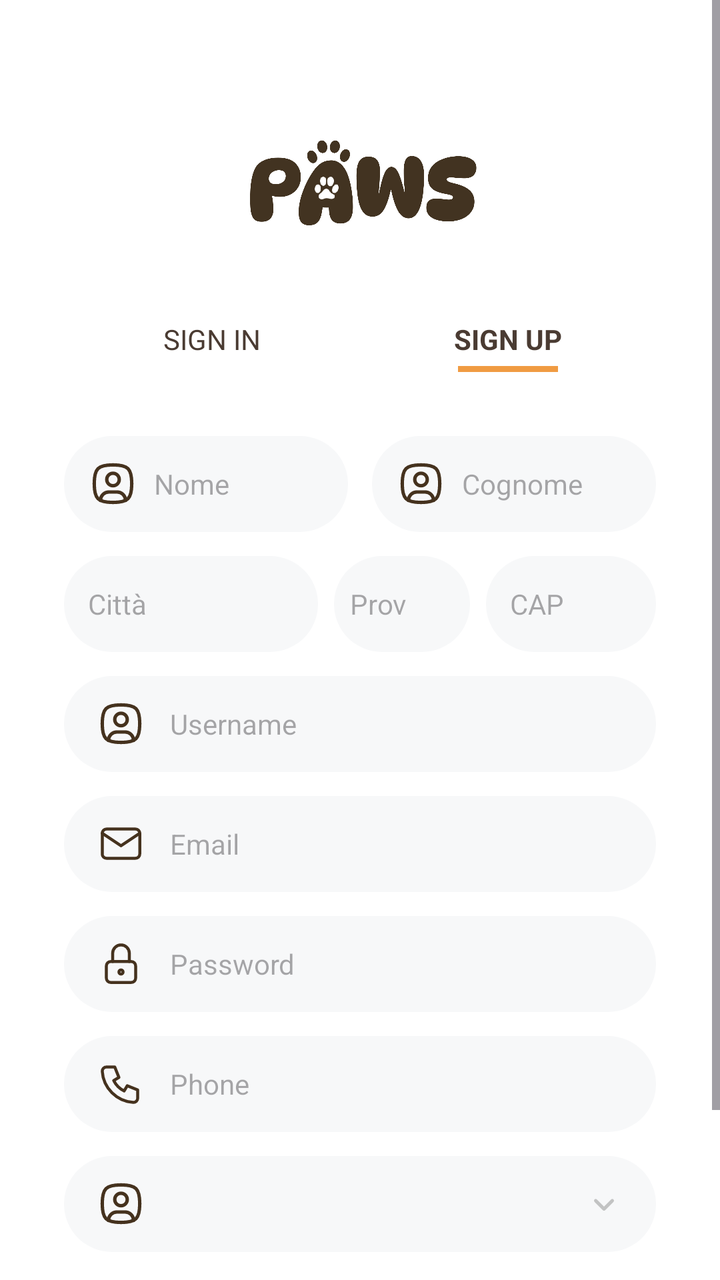
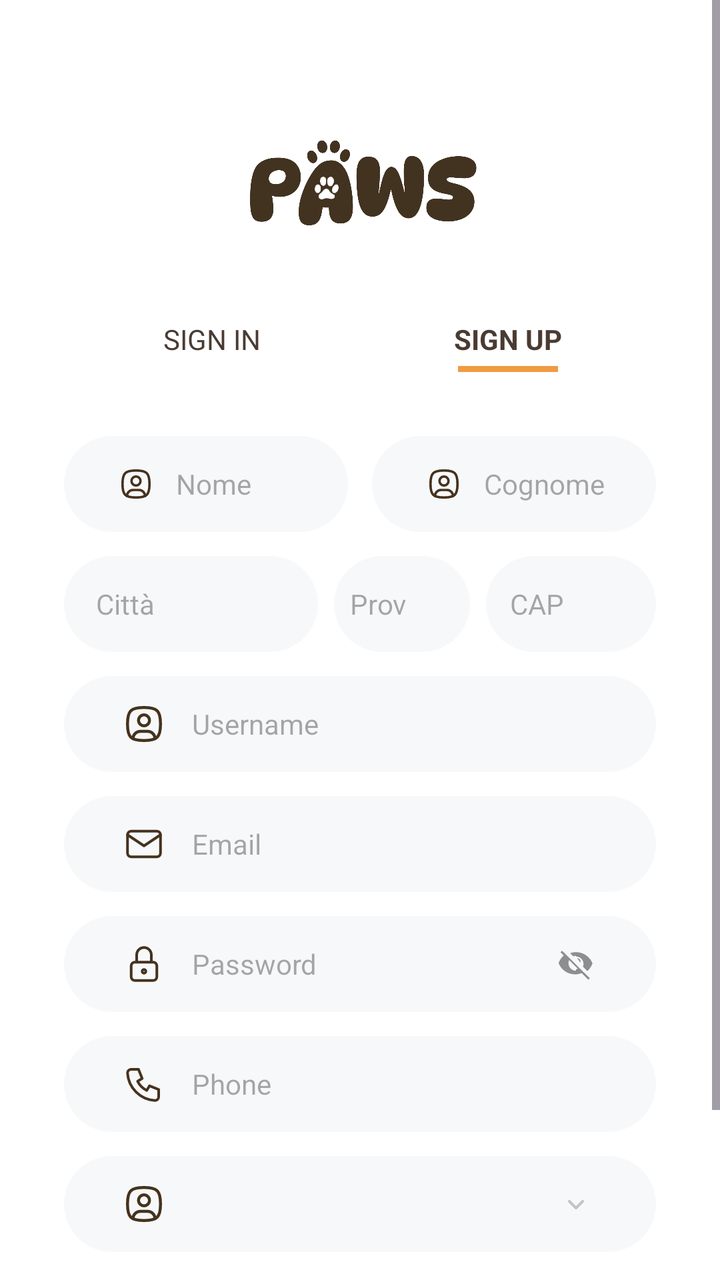

Before-and-after screenshots of an Android layout around one commit, followed by the original layout XML and the change that was made.
<!-- AndroidManifest.xml: application theme Theme.Paws -->
<!-- res/layout/activity_sign_up.xml -->
<?xml version="1.0" encoding="utf-8"?>
<ScrollView xmlns:android="http://schemas.android.com/apk/res/android"
    xmlns:app="http://schemas.android.com/apk/res-auto"
    android:layout_width="match_parent"
    android:layout_height="match_parent"
    android:background="#FFFFFF"
    android:fillViewport="true">

    <LinearLayout
        android:layout_width="match_parent"
        android:layout_height="wrap_content"
        android:orientation="vertical"
        android:paddingStart="32dp"
        android:paddingEnd="32dp"
        android:paddingTop="60dp"
        android:paddingBottom="40dp"
        android:gravity="center_horizontal">

        <ImageView
            android:id="@+id/logo_Xb"
            android:layout_width="120dp"
            android:layout_height="60dp"
            android:src="@drawable/sign_ic_logo"
            android:layout_marginBottom="40dp"
            android:scaleType="fitCenter"
            android:transitionName="logo_transition" />

        <LinearLayout
            android:layout_width="match_parent"
            android:layout_height="wrap_content"
            android:orientation="horizontal"
            android:layout_marginBottom="32dp">

            <LinearLayout
                android:layout_width="0dp"
                android:layout_height="wrap_content"
                android:layout_weight="1"
                android:orientation="vertical"
                android:gravity="center">

                <TextView
                    android:id="@+id/tabSignIn_Xb"
                    android:layout_width="wrap_content"
                    android:layout_height="wrap_content"
                    android:text="SIGN IN"
                    android:textSize="14sp"
                    android:textColor="#4A3B32"
                    android:paddingBottom="4dp"
                    android:transitionName="tab_signin_transition" />

                <View
                    android:id="@+id/lineSignIn_Xb"
                    android:layout_width="50dp"
                    android:layout_height="3dp"
                    android:background="#00000000"
                    android:transitionName="line_signin_transition" />
            </LinearLayout>

            <LinearLayout
                android:layout_width="0dp"
                android:layout_height="wrap_content"
                android:layout_weight="1"
                android:gravity="center"
                android:orientation="vertical">

                <TextView
                    android:id="@+id/tabSignUp_Xb"
                    android:layout_width="wrap_content"
                    android:layout_height="wrap_content"
                    android:paddingBottom="4dp"
                    android:text="SIGN UP"
                    android:textSize="14sp"
                    android:textColor="#4A3B32"
                    android:textStyle="bold"
                    android:transitionName="tab_signup_transition" />

                <View
                    android:id="@+id/lineSignUp_Xb"
                    android:layout_width="50dp"
                    android:layout_height="3dp"
                    android:background="#F09B42"
                    android:transitionName="line_signup_transition" />
            </LinearLayout>
        </LinearLayout>

        
        <LinearLayout
            android:layout_width="match_parent"
            android:layout_height="wrap_content"
            android:orientation="horizontal"
            android:layout_marginBottom="12dp">

            <EditText
                android:id="@+id/firstName_Xb"
                android:layout_width="0dp"
                android:layout_height="48dp"
                android:layout_weight="1"
                android:layout_marginEnd="6dp"
                android:background="@drawable/sign_bg_input"
                android:hint="Nome"
                android:textSize="14sp"
                android:drawableStart="@drawable/sign_ic_user"
                android:drawablePadding="8dp"
                android:paddingStart="12dp"
                android:paddingEnd="12dp" />

            <EditText
                android:id="@+id/lastName_Xb"
                android:layout_width="0dp"
                android:layout_height="48dp"
                android:layout_weight="1"
                android:layout_marginStart="6dp"
                android:background="@drawable/sign_bg_input"
                android:hint="Cognome"
                android:textSize="14sp"
                android:drawableStart="@drawable/sign_ic_user"
                android:drawablePadding="8dp"
                android:paddingStart="12dp"
                android:paddingEnd="12dp" />
        </LinearLayout>

        
        <LinearLayout
            android:layout_width="match_parent"
            android:layout_height="wrap_content"
            android:orientation="horizontal"
            android:layout_marginBottom="12dp">

            <EditText
                android:id="@+id/city_Xb"
                android:layout_width="0dp"
                android:layout_height="48dp"
                android:layout_weight="1.5"
                android:layout_marginEnd="4dp"
                android:background="@drawable/sign_bg_input"
                android:hint="Città"
                android:textSize="14sp"
                android:paddingStart="12dp"
                android:paddingEnd="12dp" />

            <EditText
                android:id="@+id/province_Xb"
                android:layout_width="0dp"
                android:layout_height="48dp"
                android:layout_weight="0.8"
                android:layout_marginEnd="4dp"
                android:layout_marginStart="4dp"
                android:background="@drawable/sign_bg_input"
                android:hint="Prov"
                android:textSize="14sp"
                android:paddingStart="8dp"
                android:paddingEnd="8dp"
                android:maxLength="2" />

            <EditText
                android:id="@+id/cap_Xb"
                android:layout_width="0dp"
                android:layout_height="48dp"
                android:layout_weight="1"
                android:layout_marginStart="4dp"
                android:background="@drawable/sign_bg_input"
                android:hint="CAP"
                android:textSize="14sp"
                android:inputType="number"
                android:paddingStart="12dp"
                android:paddingEnd="12dp"
                android:maxLength="5" />
        </LinearLayout>

        <EditText
            android:id="@+id/username_Xb"
            android:layout_width="match_parent"
            android:layout_height="48dp"
            android:background="@drawable/sign_bg_input"
            android:hint="Username"
            android:textSize="14sp"
            android:drawableStart="@drawable/sign_ic_user"
            android:drawablePadding="12dp"
            android:paddingStart="16dp"
            android:paddingEnd="16dp"
            android:layout_marginBottom="12dp"
            android:transitionName="username_transition" />

        <EditText
            android:id="@+id/email_Xb"
            android:layout_width="match_parent"
            android:layout_height="48dp"
            android:background="@drawable/sign_bg_input"
            android:hint="Email"
            android:textSize="14sp"
            android:drawableStart="@drawable/sign_ic_mail"
            android:drawablePadding="12dp"
            android:inputType="textEmailAddress"
            android:paddingStart="16dp"
            android:paddingEnd="16dp"
            android:layout_marginBottom="12dp" />

        <EditText
            android:id="@+id/password_Xb"
            android:layout_width="match_parent"
            android:layout_height="48dp"
            android:background="@drawable/sign_bg_input"
            android:hint="Password"
            android:textSize="14sp"
            android:inputType="textPassword"
            android:drawableStart="@drawable/sign_ic_lock"
            android:drawablePadding="12dp"
            android:paddingStart="16dp"
            android:paddingEnd="16dp"
            android:layout_marginBottom="12dp"
            android:transitionName="password_transition" />

        <EditText
            android:id="@+id/phone_Xb"
            android:layout_width="match_parent"
            android:layout_height="48dp"
            android:background="@drawable/sign_bg_input"
            android:hint="Phone"
            android:textSize="14sp"
            android:drawableStart="@drawable/sign_ic_phone"
            android:drawablePadding="12dp"
            android:inputType="phone"
            android:paddingStart="16dp"
            android:paddingEnd="16dp"
            android:layout_marginBottom="12dp" />

        
        <LinearLayout
            android:id="@+id/containerAccountType_Xb"
            android:layout_width="match_parent"
            android:layout_height="48dp"
            android:background="@drawable/sign_bg_input"
            android:orientation="horizontal"
            android:gravity="center_vertical"
            android:paddingStart="16dp"
            android:paddingEnd="16dp"
            android:layout_marginBottom="24dp">

            <ImageView
                android:id="@+id/iconAccountType_Xb"
                android:layout_width="wrap_content"
                android:layout_height="wrap_content"
                android:src="@drawable/sign_ic_user"
                android:layout_marginEnd="12dp"/>

            <Spinner
                android:id="@+id/spinnerAccountType_Xb"
                android:layout_width="0dp"
                android:layout_height="match_parent"
                android:layout_weight="1"
                android:background="@null"
                android:spinnerMode="dropdown" />

            <ImageView
                android:layout_width="20dp"
                android:layout_height="20dp"
                android:src="@drawable/sign_ic_dropdown_arrow"
                android:alpha="0.6"
                android:importantForAccessibility="no" />

        </LinearLayout>

        <Button
            android:id="@+id/btnSignUp_Xb"
            android:layout_width="match_parent"
            android:layout_height="48dp"
            android:background="@drawable/sign_bg_button"
            app:backgroundTint="@null"
            android:text="SIGN UP"
            android:textSize="14sp"
            android:textColor="#FFFFFF"
            android:textStyle="bold"
            android:transitionName="button_transition" />

    </LinearLayout>
</ScrollView>
<!-- resources referenced by this layout -->
<resources>
  <!-- drawable sign_bg_button (drawable) -->
  <?xml version="1.0" encoding="utf-8"?>
  <shape xmlns:android="http://schemas.android.com/apk/res/android">
      <solid android:color="#F09B42" /> <corners android:radius="28dp" /> </shape>
  <!-- drawable sign_bg_input (drawable) -->
  <?xml version="1.0" encoding="utf-8"?>
  <shape xmlns:android="http://schemas.android.com/apk/res/android">
      <solid android:color="#F7F8F9" /> <corners android:radius="28dp" /> <padding
      android:bottom="8dp"
      android:left="16dp"
      android:right="16dp"
      android:top="8dp" />
  </shape>
  <!-- drawable sign_ic_dropdown_arrow (drawable) -->
  <vector xmlns:android="http://schemas.android.com/apk/res/android"
      android:width="24dp"
      android:height="24dp"
      android:viewportWidth="24"
      android:viewportHeight="24">
      <path
          android:strokeColor="#A0A0A0"
          android:strokeWidth="2"
          android:strokeLineCap="round"
          android:strokeLineJoin="round"
          android:pathData="M7,10l5,5l5,-5" />
  </vector>
  <!-- drawable sign_ic_phone (drawable) -->
  <vector xmlns:android="http://schemas.android.com/apk/res/android"
      android:width="25dp"
      android:height="25dp"
      android:viewportWidth="25"
      android:viewportHeight="25">
    <group>
      <clip-path
          android:pathData="M0,0h25v25h-25z"/>
      <path
          android:pathData="M5.208,4.167H9.375L11.458,9.375L8.854,10.938C9.97,13.2 11.8,15.031 14.063,16.146L15.625,13.542L20.833,15.625V19.792C20.833,20.344 20.614,20.874 20.223,21.265C19.832,21.656 19.302,21.875 18.75,21.875C14.687,21.628 10.854,19.903 7.976,17.024C5.097,14.146 3.372,10.314 3.125,6.25C3.125,5.698 3.344,5.168 3.735,4.777C4.126,4.386 4.656,4.167 5.208,4.167Z"
          android:strokeLineJoin="round"
          android:strokeWidth="1.5"
          android:fillColor="#00000000"
          android:strokeColor="#45321E"
          android:strokeLineCap="round"/>
    </group>
  </vector>
  <style name="Theme.Paws" parent="Base.Theme.Paws" />
  <style name="Base.Theme.Paws" parent="Theme.Material3.DayNight.NoActionBar">
  
          
          <item name="android:statusBarColor">#FFFFFF</item>
  
          
          <item name="android:windowLightStatusBar">true</item>
  
      </style>
  <!-- unchanged entries left out for length: 4 -->
</resources>

<!-- the commit's change to res/layout/activity_sign_up.xml (unified diff, before → after) -->
@@ -90,33 +90,55 @@
             android:orientation="horizontal"
             android:layout_marginBottom="12dp">
 
-            <EditText
-                android:id="@+id/firstName_Xb"
+            
+            <LinearLayout
                 android:layout_width="0dp"
                 android:layout_height="48dp"
                 android:layout_weight="1"
                 android:layout_marginEnd="6dp"
                 android:background="@drawable/sign_bg_input"
-                android:hint="Nome"
-                android:textSize="14sp"
-                android:drawableStart="@drawable/sign_ic_user"
-                android:drawablePadding="8dp"
-                android:paddingStart="12dp"
-                android:paddingEnd="12dp" />
-
-            <EditText
-                android:id="@+id/lastName_Xb"
+                android:orientation="horizontal"
+                android:gravity="center_vertical">
+                <ImageView
+                    android:layout_width="40dp"
+                    android:layout_height="40dp"
+                    android:padding="11dp"
+                    android:src="@drawable/sign_ic_user"
+                    android:importantForAccessibility="no" />
+                <EditText
+                    android:id="@+id/firstName_Xb"
+                    android:layout_width="match_parent"
+                    android:layout_height="match_parent"
+                    android:background="@null"
+                    android:hint="Nome"
+                    android:textSize="14sp"
+                    android:paddingEnd="8dp" />
+            </LinearLayout>
+
+            
+            <LinearLayout
                 android:layout_width="0dp"
                 android:layout_height="48dp"
                 android:layout_weight="1"
                 android:layout_marginStart="6dp"
                 android:background="@drawable/sign_bg_input"
-                android:hint="Cognome"
-                android:textSize="14sp"
-                android:drawableStart="@drawable/sign_ic_user"
-                android:drawablePadding="8dp"
-                android:paddingStart="12dp"
-                android:paddingEnd="12dp" />
+                android:orientation="horizontal"
+                android:gravity="center_vertical">
+                <ImageView
+                    android:layout_width="40dp"
+                    android:layout_height="40dp"
+                    android:padding="11dp"
+                    android:src="@drawable/sign_ic_user"
+                    android:importantForAccessibility="no" />
+                <EditText
+                    android:id="@+id/lastName_Xb"
+                    android:layout_width="match_parent"
+                    android:layout_height="match_parent"
+                    android:background="@null"
+                    android:hint="Cognome"
+                    android:textSize="14sp"
+                    android:paddingEnd="8dp" />
+            </LinearLayout>
         </LinearLayout>
 
         
@@ -135,7 +157,7 @@
                 android:background="@drawable/sign_bg_input"
                 android:hint="Città"
                 android:textSize="14sp"
-                android:paddingStart="12dp"
+                android:paddingStart="16dp"
                 android:paddingEnd="12dp" />
 
             <EditText
@@ -167,62 +189,116 @@
                 android:maxLength="5" />
         </LinearLayout>
 
-        <EditText
-            android:id="@+id/username_Xb"
-            android:layout_width="match_parent"
-            android:layout_height="48dp"
-            android:background="@drawable/sign_bg_input"
-            android:hint="Username"
-            android:textSize="14sp"
-            android:drawableStart="@drawable/sign_ic_user"
-            android:drawablePadding="12dp"
-            android:paddingStart="16dp"
-            android:paddingEnd="16dp"
+        
+        <LinearLayout
+            android:layout_width="match_parent"
+            android:layout_height="48dp"
+            android:background="@drawable/sign_bg_input"
+            android:orientation="horizontal"
+            android:gravity="center_vertical"
             android:layout_marginBottom="12dp"
-            android:transitionName="username_transition" />
-
-        <EditText
-            android:id="@+id/email_Xb"
-            android:layout_width="match_parent"
-            android:layout_height="48dp"
-            android:background="@drawable/sign_bg_input"
-            android:hint="Email"
-            android:textSize="14sp"
-            android:drawableStart="@drawable/sign_ic_mail"
-            android:drawablePadding="12dp"
-            android:inputType="textEmailAddress"
-            android:paddingStart="16dp"
-            android:paddingEnd="16dp"
-            android:layout_marginBottom="12dp" />
-
-        <EditText
-            android:id="@+id/password_Xb"
-            android:layout_width="match_parent"
-            android:layout_height="48dp"
-            android:background="@drawable/sign_bg_input"
-            android:hint="Password"
-            android:textSize="14sp"
-            android:inputType="textPassword"
-            android:drawableStart="@drawable/sign_ic_lock"
-            android:drawablePadding="12dp"
-            android:paddingStart="16dp"
-            android:paddingEnd="16dp"
+            android:transitionName="username_transition">
+            <ImageView
+                android:layout_width="48dp"
+                android:layout_height="48dp"
+                android:padding="13dp"
+                android:src="@drawable/sign_ic_user"
+                android:importantForAccessibility="no" />
+            <EditText
+                android:id="@+id/username_Xb"
+                android:layout_width="match_parent"
+                android:layout_height="match_parent"
+                android:background="@null"
+                android:hint="Username"
+                android:textSize="14sp"
+                android:paddingEnd="16dp" />
+        </LinearLayout>
+
+        
+        <LinearLayout
+            android:layout_width="match_parent"
+            android:layout_height="48dp"
+            android:background="@drawable/sign_bg_input"
+            android:orientation="horizontal"
+            android:gravity="center_vertical"
+            android:layout_marginBottom="12dp">
+            <ImageView
+                android:layout_width="48dp"
+                android:layout_height="48dp"
+                android:padding="13dp"
+                android:src="@drawable/sign_ic_mail"
+                android:importantForAccessibility="no" />
+            <EditText
+                android:id="@+id/email_Xb"
+                android:layout_width="match_parent"
+                android:layout_height="match_parent"
+                android:background="@null"
+                android:hint="Email"
+                android:textSize="14sp"
+                android:inputType="textEmailAddress"
+                android:paddingEnd="16dp" />
+        </LinearLayout>
+
+        
+        <LinearLayout
+            android:layout_width="match_parent"
+            android:layout_height="48dp"
+            android:background="@drawable/sign_bg_input"
+            android:orientation="horizontal"
+            android:gravity="center_vertical"
             android:layout_marginBottom="12dp"
-            android:transitionName="password_transition" />
-
-        <EditText
-            android:id="@+id/phone_Xb"
-            android:layout_width="match_parent"
-            android:layout_height="48dp"
-            android:background="@drawable/sign_bg_input"
-            android:hint="Phone"
-            android:textSize="14sp"
-            android:drawableStart="@drawable/sign_ic_phone"
-            android:drawablePadding="12dp"
-            android:inputType="phone"
-            android:paddingStart="16dp"
-            android:paddingEnd="16dp"
-            android:layout_marginBottom="12dp" />
+            android:transitionName="password_transition">
+            <ImageView
+                android:layout_width="48dp"
+                android:layout_height="48dp"
+                android:padding="13dp"
+                android:src="@drawable/sign_ic_lock"
+                android:importantForAccessibility="no" />
+            <EditText
+                android:id="@+id/password_Xb"
+                android:layout_width="0dp"
+                android:layout_height="match_parent"
+                android:layout_weight="1"
+                android:background="@null"
+                android:hint="Password"
+                android:inputType="textPassword"
+                android:textSize="14sp" />
+            <ImageView
+                android:id="@+id/btnTogglePassword_Xb"
+                android:layout_width="48dp"
+                android:layout_height="48dp"
+                android:padding="15dp"
+                android:src="@drawable/ic_eye_hidden"
+                android:clickable="true"
+                android:focusable="true"
+                android:background="?attr/selectableItemBackgroundBorderless"
+                android:importantForAccessibility="no" />
+        </LinearLayout>
+
+        
+        <LinearLayout
+            android:layout_width="match_parent"
+            android:layout_height="48dp"
+            android:background="@drawable/sign_bg_input"
+            android:orientation="horizontal"
+            android:gravity="center_vertical"
+            android:layout_marginBottom="12dp">
+            <ImageView
+                android:layout_width="48dp"
+                android:layout_height="48dp"
+                android:padding="13dp"
+                android:src="@drawable/sign_ic_phone"
+                android:importantForAccessibility="no" />
+            <EditText
+                android:id="@+id/phone_Xb"
+                android:layout_width="match_parent"
+                android:layout_height="match_parent"
+                android:background="@null"
+                android:hint="Phone"
+                android:textSize="14sp"
+                android:inputType="phone"
+                android:paddingEnd="16dp" />
+        </LinearLayout>
 
         
         <LinearLayout
@@ -232,17 +308,14 @@
             android:background="@drawable/sign_bg_input"
             android:orientation="horizontal"
             android:gravity="center_vertical"
-            android:paddingStart="16dp"
-            android:paddingEnd="16dp"
             android:layout_marginBottom="24dp">
-
             <ImageView
                 android:id="@+id/iconAccountType_Xb"
-                android:layout_width="wrap_content"
-                android:layout_height="wrap_content"
+                android:layout_width="48dp"
+                android:layout_height="48dp"
+                android:padding="13dp"
                 android:src="@drawable/sign_ic_user"
-                android:layout_marginEnd="12dp"/>
-
+                android:importantForAccessibility="no" />
             <Spinner
                 android:id="@+id/spinnerAccountType_Xb"
                 android:layout_width="0dp"
@@ -250,14 +323,14 @@
                 android:layout_weight="1"
                 android:background="@null"
                 android:spinnerMode="dropdown" />
-
-            <ImageView
-                android:layout_width="20dp"
-                android:layout_height="20dp"
+            <ImageView
+                android:layout_width="32dp"
+                android:layout_height="32dp"
+                android:padding="8dp"
                 android:src="@drawable/sign_ic_dropdown_arrow"
                 android:alpha="0.6"
-                android:importantForAccessibility="no" />
-
+                android:importantForAccessibility="no"
+                android:layout_marginEnd="8dp" />
         </LinearLayout>
 
         <Button
<!-- resource entries referenced after the edit -->
@@ -1,5 +1,15 @@
 <!-- resources referenced by this layout -->
 <resources>
+  <!-- drawable ic_eye_hidden (drawable) -->
+  <vector xmlns:android="http://schemas.android.com/apk/res/android"
+      android:width="24dp"
+      android:height="24dp"
+      android:viewportWidth="24"
+      android:viewportHeight="24">
+      <path
+          android:fillColor="#8E8E8E"
+          android:pathData="M12,7c2.76,0 5,2.24 5,5 0,0.65 -0.13,1.26 -0.36,1.82l2.92,2.92c1.51,-1.39 2.72,-3.14 3.44,-5.15 -1.73,-4.39 -6,-7.5 -11,-7.5 -1.4,0 -2.71,0.25 -3.91,0.69l2.11,2.11c0.56,-0.23 1.17,-0.36 1.8,-0.36zM2.71,3.16L1.71,4.16l2.11,2.11C2.31,7.66 1.1,9.41 0.38,11.41c1.73,4.39 6,7.5 11,7.5 1.55,0 3.03,-0.3 4.39,-0.84l4.42,4.42 1,-1L2.71,3.16zM12,16.5c-2.76,0 -5,-2.24 -5,-5 0,-0.77 0.15,-1.5 0.42,-2.17l5.75,5.75c-0.35,0.26 -0.74,0.42 -1.17,0.42zM14.97,11.17L12.83,8.2c0.05,-0.02 0.11,-0.04 0.17,-0.04 1.1,0 2,0.9 2,2 0,0.06 -0.02,0.12 -0.04,0.17z"/>
+  </vector>
   <!-- drawable sign_bg_button (drawable) -->
   <?xml version="1.0" encoding="utf-8"?>
   <shape xmlns:android="http://schemas.android.com/apk/res/android">
